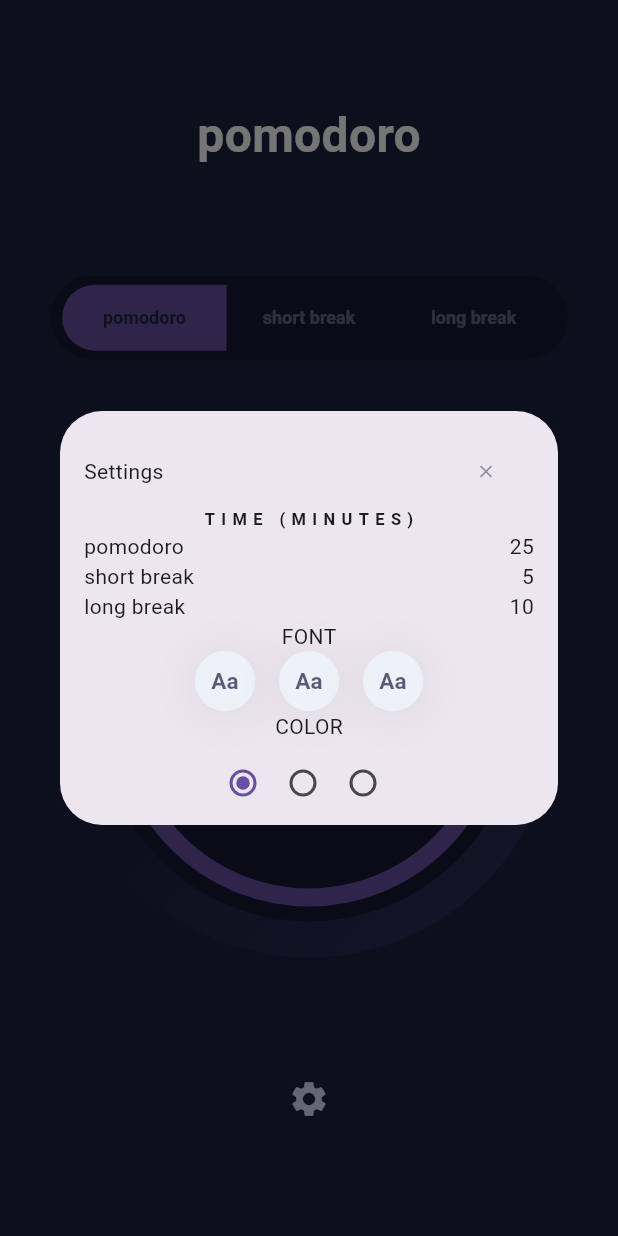
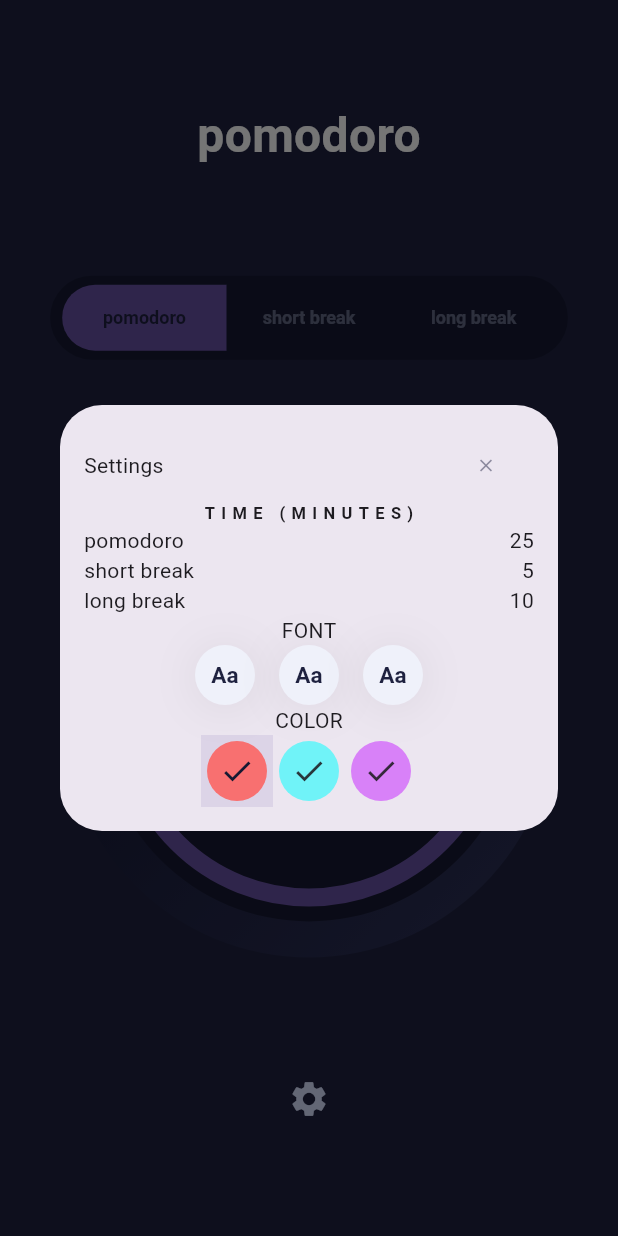
Before and after one commit to asvirts/pomodoro, a Flutter app: the screen it shows after launch, after a tap on the "settings" icon, on a phone screen of 412 x 824 dp. Run offline on Flutter 3.47's test engine with Material 3 defaults, Android fonts, the phone set to English and light mode, and no system bars; drawn by our look-alikes of group_button, timer_count_down; our stand-ins replace custom_radio_grouped_button, flutter_riverpod, google_fonts, riverpod_annotation; generated files the repository leaves out were written again.

Commit message:
settings buttons need work

```diff
--- a/lib/widgets/radio_buttons.dart
+++ b/lib/widgets/radio_buttons.dart
@@ -1,3 +1,4 @@
+import 'package:custom_radio_grouped_button/custom_radio_grouped_button.dart';
 import 'package:flutter/material.dart';
 import 'package:flutter_riverpod/flutter_riverpod.dart';
 import 'package:google_fonts/google_fonts.dart';
@@ -32,7 +33,7 @@ class _FontSelectorState extends ConsumerState<FontSelector> {
                 fontWeight: FontWeight.bold),
             unselectedColor: Color.fromRGBO(239, 241, 250, 1),
             unselectedTextStyle: TextStyle(
-                color: Color.fromRGBO(30, 33, 63, .72),
+                color: Color.fromRGBO(30, 33, 63, 1),
                 fontSize: 15,
                 fontWeight: FontWeight.bold),
             borderRadius: BorderRadius.all(Radius.circular(999))),
@@ -54,50 +55,56 @@ class _ColorSelectorState extends ConsumerState<ColorSelector> {
   @override
   Widget build(BuildContext context) {
     final currentColor = ref.watch(settings.colorsNotifierProvider);
+    final currentIndex = ref.watch(settings.colorIndexProvider);
 
-    return Row(
+    final _buttons = ["", "", ""];
+    final List<bool> selectedButton = <bool>[true, false, false];
+
+    return Row(children: [
+      ToggleButtons(
+        isSelected: selectedButton,
+        onPressed: (int index) {
+          setState(() {
+            for (int i = 0; i < _buttons.length; i++) {
+              selectedButton[i] = i == index;
+            }
+          });
+        },
+        renderBorder: false,
+        selectedColor: Color.fromRGBO(22, 25, 50, 1),
         children: [
-        SizedBox(
+          Container(
             height: 40,
             width: 40,
-          child: RadioListTile(
-            value: settings.ColorScheme.red,
-            groupValue: currentColor.first,
-            autofocus: true,
-            onChanged: (value) {
-              ref
-                  .watch(settings.colorsNotifierProvider.notifier)
-                  .updateColor(settings.ColorScheme.red);
-            },
+            decoration: BoxDecoration(
+                color: Color.fromRGBO(248, 112, 112, 1),
+                borderRadius: BorderRadius.circular(99)),
+            child: Icon(
+              Icons.check,
             ),
           ),
-        SizedBox(
+          Container(
             height: 40,
             width: 40,
-          child: RadioListTile(
-            value: settings.ColorScheme.blue,
-            groupValue: currentColor.first,
-            onChanged: (value) {
-              ref
-                  .watch(settings.colorsNotifierProvider.notifier)
-                  .updateColor(settings.ColorScheme.blue);
-            },
+            decoration: BoxDecoration(
+                color: Color.fromRGBO(112, 243, 248, 1),
+                borderRadius: BorderRadius.circular(99)),
+            child: Icon(
+              Icons.check,
             ),
           ),
-        SizedBox(
+          Container(
             height: 40,
             width: 40,
-          child: RadioListTile(
-            value: settings.ColorScheme.purple,
-            groupValue: currentColor.first,
-            onChanged: (value) {
-              ref
-                  .watch(settings.colorsNotifierProvider.notifier)
-                  .updateColor(settings.ColorScheme.purple);
-            },
+            decoration: BoxDecoration(
+                color: Color.fromRGBO(216, 129, 248, 1),
+                borderRadius: BorderRadius.circular(99)),
+            child: Icon(
+              Icons.check,
             ),
-        ),
+          )
         ],
-    );
+      )
+    ]);
   }
 }
--- a/pubspec.yaml
+++ b/pubspec.yaml
@@ -33,6 +33,7 @@ dependencies:
     sdk: flutter
   timer_count_down: ^2.2.0
   group_button: ^5.3.4
+  custom_radio_grouped_button: any
 
   # The following adds the Cupertino Icons font to your application.
   # Use with the CupertinoIcons class for iOS style icons.
```
Also changed, not shown: lib/providers/settings_provider.dart (+10 -0 lines), lib/providers/settings_provider.g.dart, pubspec.lock. Lines whose indentation alone changed are shown as unchanged.
